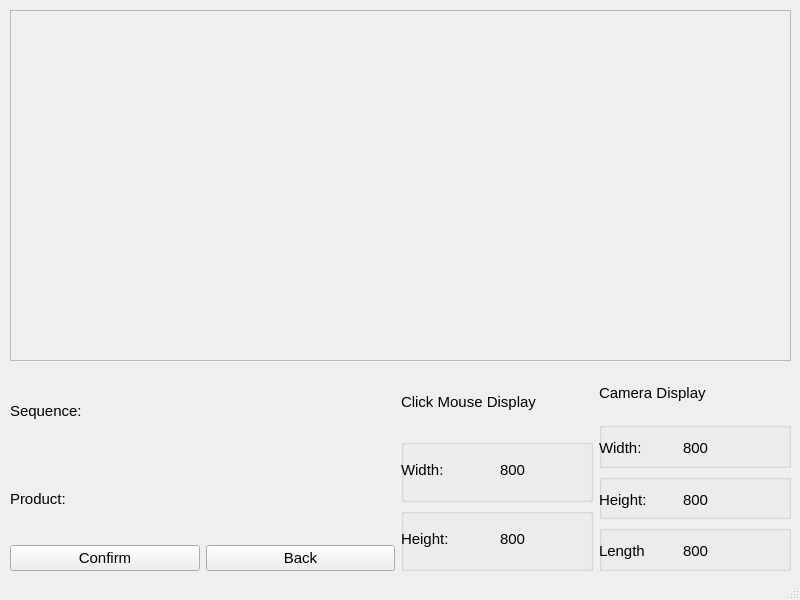
Before: the Qt Designer form Greyform/Python_Application/UI_Design/mainframe.ui in mokzhizhuan/GreyForm_UIs, drawn with Qt 5.
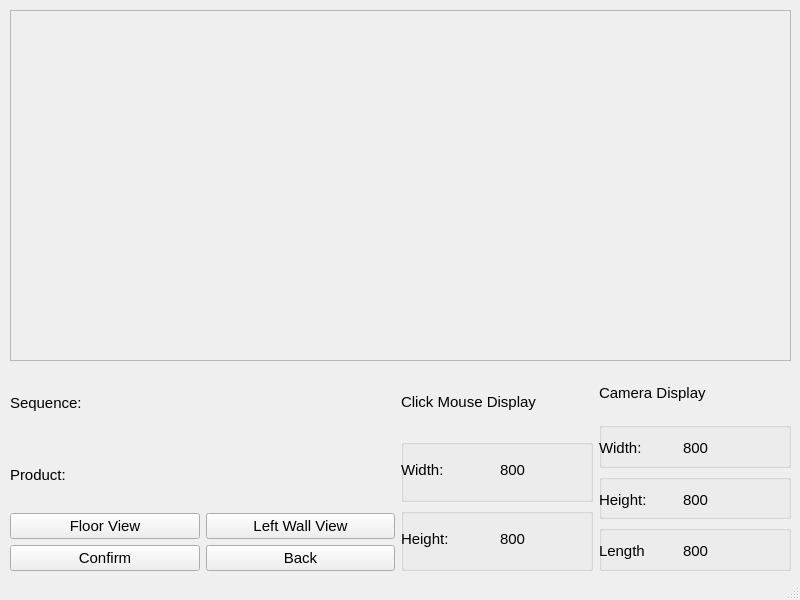
After: the same form once the commit is applied. The open tabs and pages were chosen to show the change.

Commit message: lidar button

Diff of the .ui file:
```diff
--- a/Greyform/Python_Application/UI_Design/mainframe.ui
+++ b/Greyform/Python_Application/UI_Design/mainframe.ui
@@ -364,7 +364,7 @@
          <item>
           <layout class="QVBoxLayout" name="verticalLayout_6" stretch="0,0">
            <item>
-            <layout class="QVBoxLayout" name="verticalLayout_21" stretch="1,1">
+            <layout class="QVBoxLayout" name="verticalLayout_21" stretch="1,1,0">
              <property name="sizeConstraint">
               <enum>QLayout::SetNoConstraint</enum>
              </property>
@@ -385,6 +385,24 @@
                </property>
               </widget>
              </item>
+             <item>
+              <layout class="QHBoxLayout" name="horizontalLayout_19" stretch="1,1">
+               <item>
+                <widget class="QPushButton" name="FloorViewbutton">
+                 <property name="text">
+                  <string>Floor View</string>
+                 </property>
+                </widget>
+               </item>
+               <item>
+                <widget class="QPushButton" name="Leftwallviewbutton">
+                 <property name="text">
+                  <string>Left Wall View</string>
+                 </property>
+                </widget>
+               </item>
+              </layout>
+             </item>
             </layout>
            </item>
            <item>
```
Left out of the diff: 18 changed lines with no effect on the pictures. The commit also changes 6 other files.
